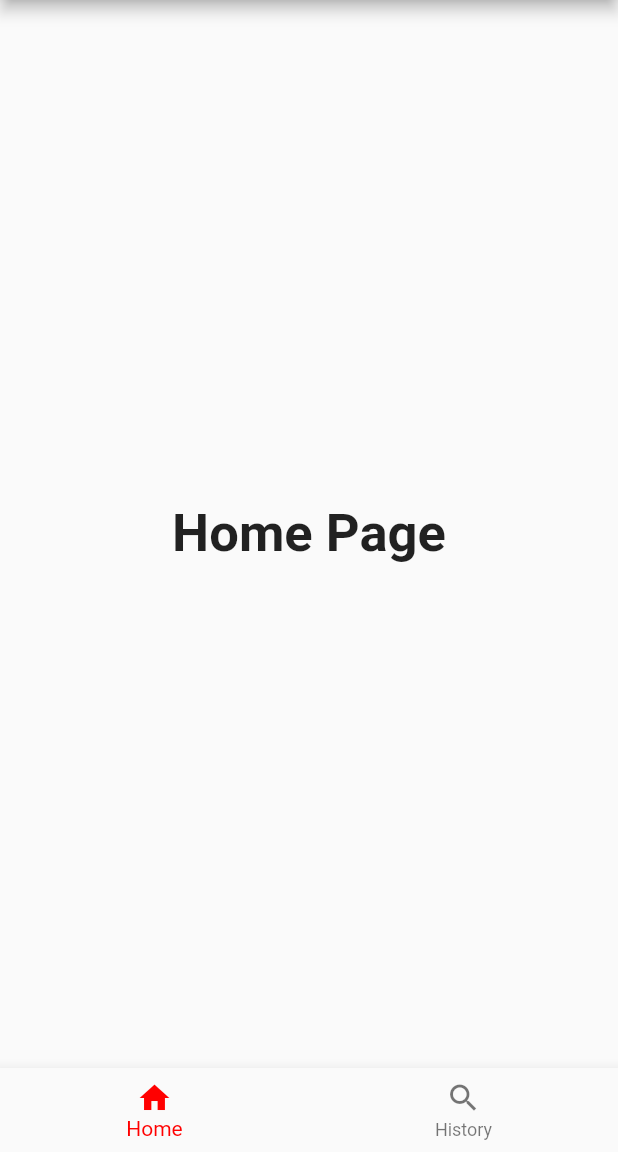
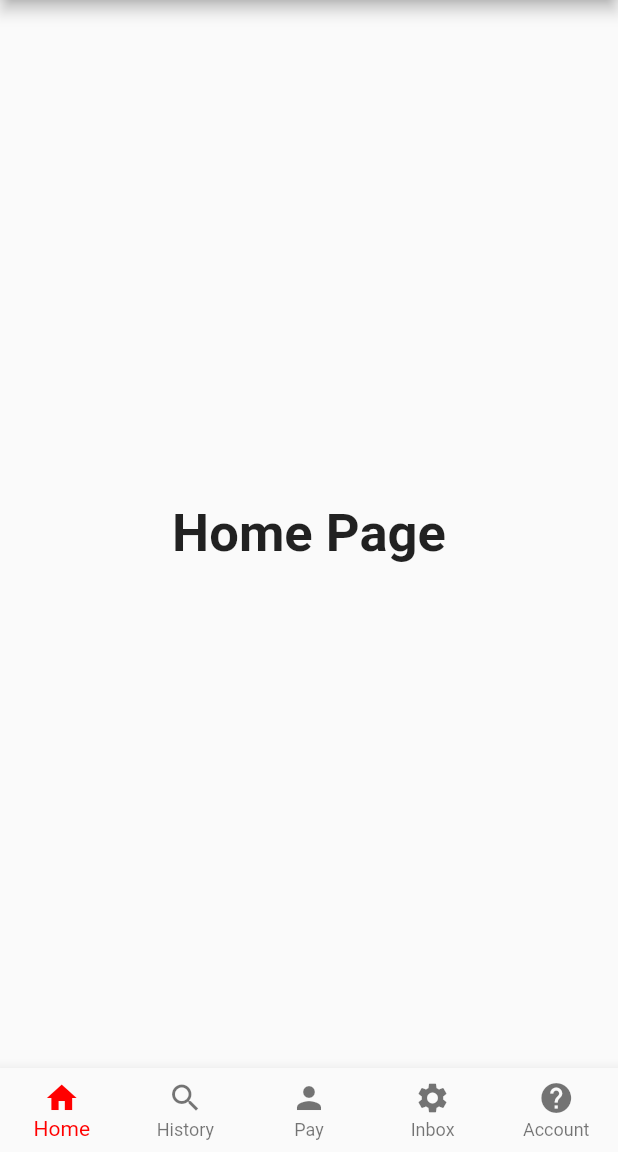
Before and after one commit to masfudindc/pemrograman_mobile_flutter, a Flutter app: the screen it shows after launch, on a phone screen of 412 x 824 dp, the part 84-1236 px from its top. Run offline on Flutter 3.47's test engine with Material 2 defaults, Android fonts, the light colour scheme and no system bars.

Commit message:
feat: add pay page, inbox page, & account page

```diff
--- a/lib/uts-link-aja/main.dart
+++ b/lib/uts-link-aja/main.dart
@@ -33,7 +33,18 @@ class _MyHomePageState extends State<MyHomePage> {
       'History Page',
       style: TextStyle(fontSize: 35, fontWeight: FontWeight.bold),
     ),
-
+    Text(
+      'Pay Page',
+      style: TextStyle(fontSize: 35, fontWeight: FontWeight.bold),
+    ),
+    Text(
+      'Inbox Page',
+      style: TextStyle(fontSize: 35, fontWeight: FontWeight.bold),
+    ),
+    Text(
+      'Account Page',
+      style: TextStyle(fontSize: 35, fontWeight: FontWeight.bold),
+    ),
   ];
 
   void _onItemTapped(int index) {
@@ -61,7 +72,18 @@ class _MyHomePageState extends State<MyHomePage> {
             icon: Icon(Icons.search),
             label: 'History',
           ),
-
+          BottomNavigationBarItem(
+            icon: Icon(Icons.person),
+            label: 'Pay',
+          ),
+          BottomNavigationBarItem(
+            icon: Icon(Icons.settings),
+            label: 'Inbox',
+          ),
+          BottomNavigationBarItem(
+            icon: Icon(Icons.help),
+            label: 'Account',
+          ),
         ],
         currentIndex: _selectedIndex,
         selectedItemColor: const Color.fromARGB(255, 255, 0, 0),
```
